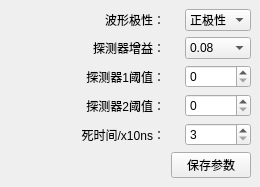
Old version of the form FPGASetting.ui in the repository MrXiaomao/Cu_Activation.
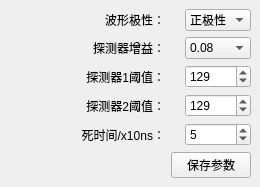
New version of the form.

What changed in the file:
```diff
--- a/FPGASetting.ui
+++ b/FPGASetting.ui
@@ -71,6 +71,9 @@
         <property name="maximum">
          <number>65535</number>
         </property>
+        <property name="value">
+         <number>129</number>
+        </property>
        </widget>
       </item>
       <item row="2" column="2">
@@ -78,6 +81,9 @@
         <property name="maximum">
          <number>65535</number>
         </property>
+        <property name="value">
+         <number>129</number>
+        </property>
        </widget>
       </item>
       <item row="4" column="2">
@@ -88,6 +94,9 @@
         <property name="maximum">
          <number>500</number>
         </property>
+        <property name="value">
+         <number>5</number>
+        </property>
        </widget>
       </item>
       <item row="0" column="0">
```
Left out of the diff: 2 changed lines with no effect on the pictures.
